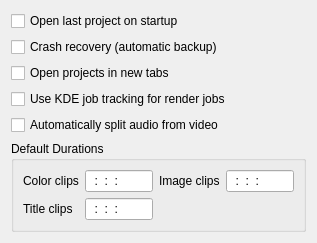
Old version of the form src/widgets/configmisc_ui.ui in the repository KDE/kdenlive.
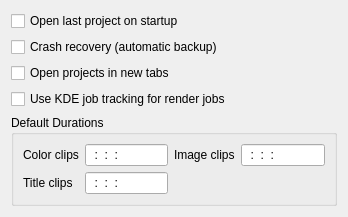
New version of the form. Custom widgets are drawn as their Qt base class.

Commit message: - Settings dialog: rename "Display" tab to "Timeline" - update groups in settings file

Patch:
```diff
--- a/src/widgets/configmisc_ui.ui
+++ b/src/widgets/configmisc_ui.ui
@@ -6,8 +6,8 @@
    <rect>
     <x>0</x>
     <y>0</y>
-    <width>298</width>
-    <height>220</height>
+    <width>348</width>
+    <height>215</height>
    </rect>
   </property>
   <layout class="QGridLayout" name="gridLayout_4">
@@ -32,7 +32,7 @@
      </property>
     </widget>
    </item>
-   <item row="5" column="0" colspan="3">
+   <item row="4" column="0" colspan="3">
     <widget class="QGroupBox" name="groupBox">
      <property name="title">
       <string>Default Durations</string>
@@ -83,7 +83,7 @@
      </layout>
     </widget>
    </item>
-   <item row="6" column="0" colspan="3">
+   <item row="5" column="0" colspan="3">
     <spacer>
      <property name="orientation">
       <enum>Qt::Vertical</enum>
@@ -103,13 +103,6 @@
      </property>
     </widget>
    </item>
-   <item row="4" column="0" colspan="2">
-    <widget class="QCheckBox" name="kcfg_splitaudio">
-     <property name="text">
-      <string>Automatically split audio from video</string>
-     </property>
-    </widget>
-   </item>
   </layout>
  </widget>
  <customwidgets>
```
The commit also changes 5 other files.
